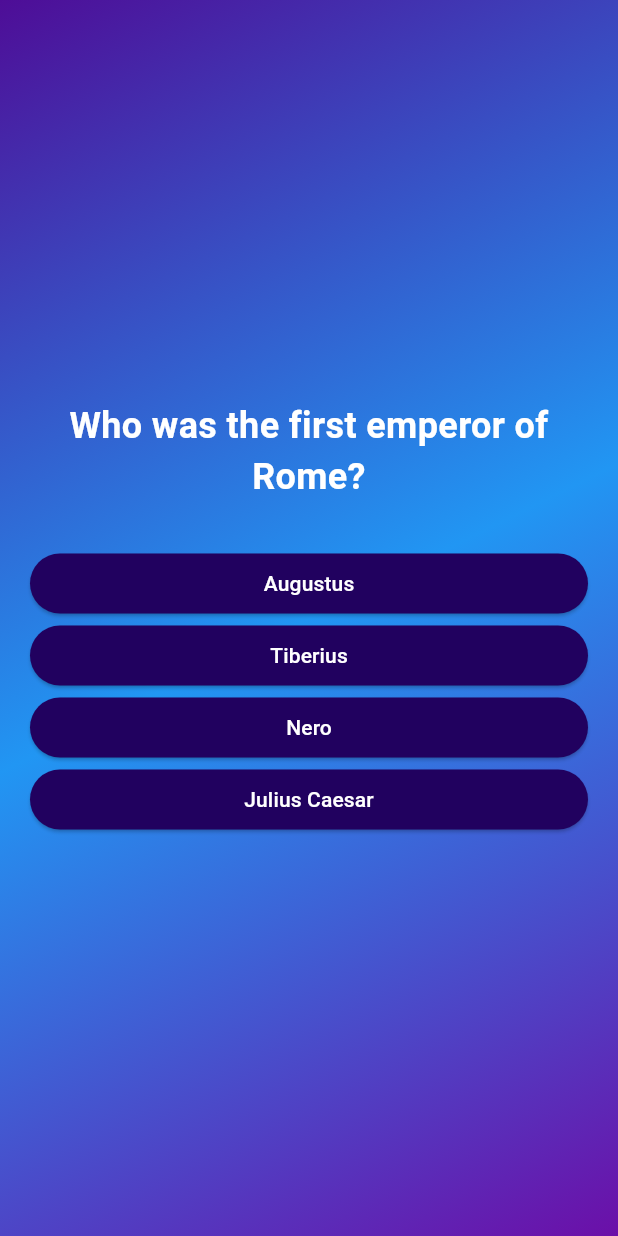
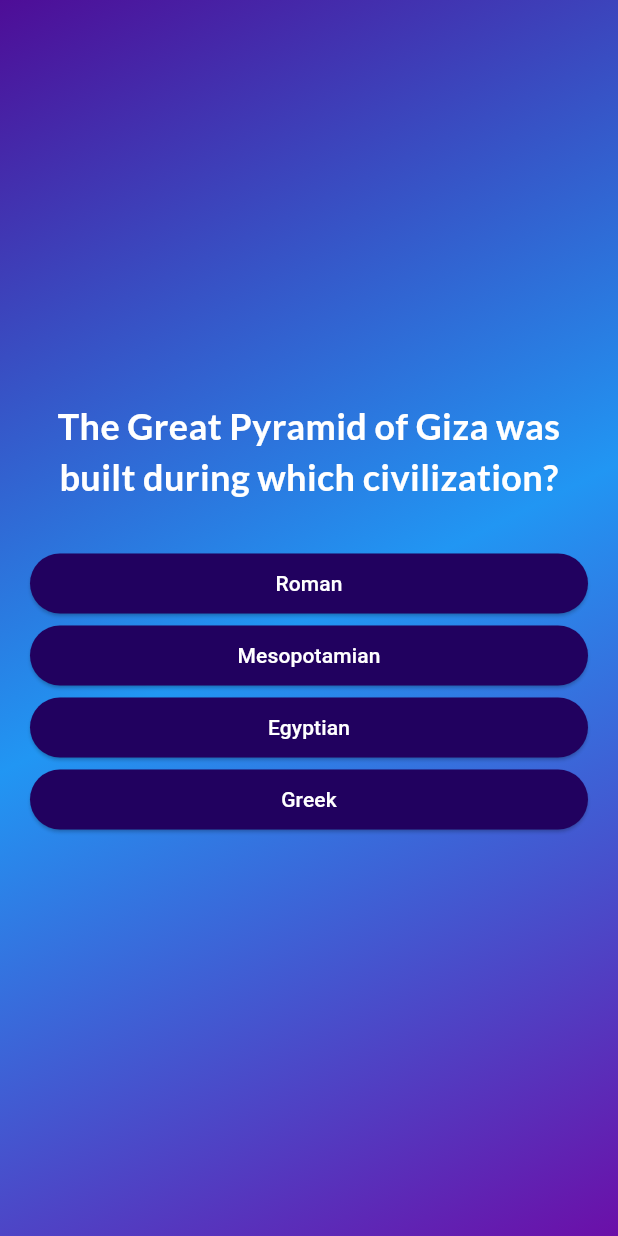
Before and after one commit to Alson71/quiz_app, a Flutter app: the screen it shows after launch, after a tap on "Start Quiz", after a tap on "Augustus", on a phone screen of 412 x 824 dp. Run offline on Flutter 3.47's test engine with Material 3 defaults, Android fonts, the phone set to English and light mode, and no system bars; our stand-ins replace google_fonts.

Commit message:
Added google fonts, reimplemented the shuffle method

```diff
--- a/lib/data/questions.dart
+++ b/lib/data/questions.dart
@@ -25,7 +25,7 @@ List<List<String>> choices = [
   ["Greek", "Roman", "Egyptian", "Mesopotamian"],
   ["Pompeii", "Carthage", "Athens", "Troy"],
   ["Hieroglyphics", "Cuneiform", "Sanskrit", "Latin"],
-  ["Alexander the Great", "Genghis Khan", "Julius Caesar", "Napoleon Bonaparte"]
+  ["Alexander the Great", "Genghis Khan", "Saddam Hussein", "Napoleon Bonaparte"]
 ];
 
 List<String> correctAnswers = [
--- a/lib/models/answer_button.dart
+++ b/lib/models/answer_button.dart
@@ -15,7 +15,10 @@ class AnswerButton extends StatelessWidget{
         backgroundColor: const Color.fromARGB(255, 33, 1, 95),
         foregroundColor: Colors.white,
       ),
-      child: Text(answerText),
+      child: Text(
+        answerText,
+        textAlign: TextAlign.center,
+        )
     );
   }
 }
--- a/lib/models/quiz_question.dart
+++ b/lib/models/quiz_question.dart
@@ -2,4 +2,10 @@ class QuizQuestion{
   const QuizQuestion(this.text, this.answers);
   final String text;
   final List<String> answers;
+
+  List<String> getShuffledAnswers(){
+    final shuffledList = List.of(answers);
+    shuffledList.shuffle();
+    return shuffledList;
+  }
 }
--- a/lib/questions_screen.dart
+++ b/lib/questions_screen.dart
@@ -1,6 +1,7 @@
 import 'package:flutter/material.dart';
 import 'package:quiz_app/models/answer_button.dart';
 import 'package:quiz_app/data/questions.dart';
+import 'package:google_fonts/google_fonts.dart';
 
 class QuestionsScreen extends StatefulWidget {
   const QuestionsScreen({super.key});
@@ -12,15 +13,17 @@ class QuestionsScreen extends StatefulWidget {
 }
 
 class _QuestionsScreenState extends State<QuestionsScreen> {
-  List<String> getShuffledAnswers(List<String> theList){
-    theList.shuffle();//shuffles it in place
-    return theList; //returns the values
+  var index = 0;
+
+  void answerQuestion(){
+    setState(() {
+        index++;
+    });
   }
 
   @override
   Widget build(context) {
-    final currentQuestion = questions[0];
-    List<String> shuffledList = getShuffledAnswers(currentQuestion.answers);
+    final currentQuestion = questions[index];
     return SizedBox(
       width: double.infinity,
       child: Container(
@@ -31,18 +34,19 @@ class _QuestionsScreenState extends State<QuestionsScreen> {
           children: [
             Text(
               currentQuestion.text,
-              style: TextStyle(
+              style:GoogleFonts.lato(
+                color:Colors.white,
                 fontSize: 24,
-                color: Colors.white,
                 fontWeight: FontWeight.bold,
               ),
               textAlign: TextAlign.center,
             ),
             const SizedBox(height: 30),
-            ...shuffledList.map((item) {
+            ...currentQuestion.getShuffledAnswers().map((item) {
               return AnswerButton(
                 answerText: item,
-                onTap: (){});
+                onTap: answerQuestion,
+                );
             }),
           ],
         ),
--- a/pubspec.yaml
+++ b/pubspec.yaml
@@ -34,6 +34,7 @@ dependencies:
   # The following adds the Cupertino Icons font to your application.
   # Use with the CupertinoIcons class for iOS style icons.
   cupertino_icons: ^1.0.8
+  google_fonts: ^6.2.1
 
 dev_dependencies:
   flutter_test:
```
Also changed, not shown: pubspec.lock, 1 other file.
